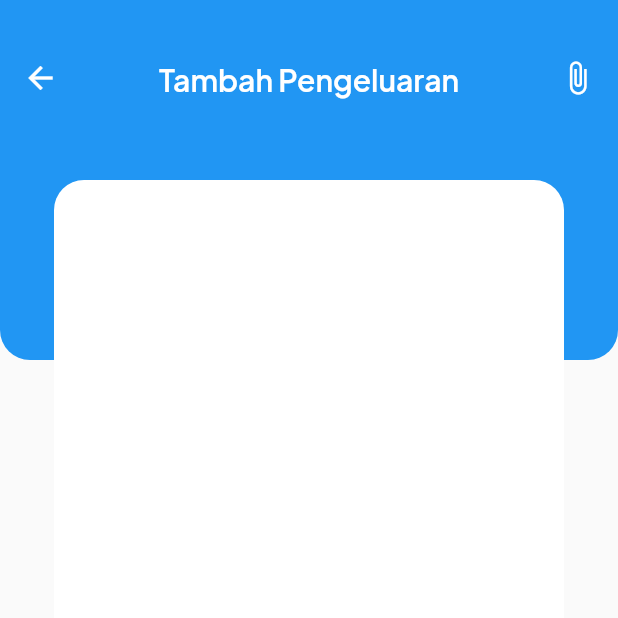
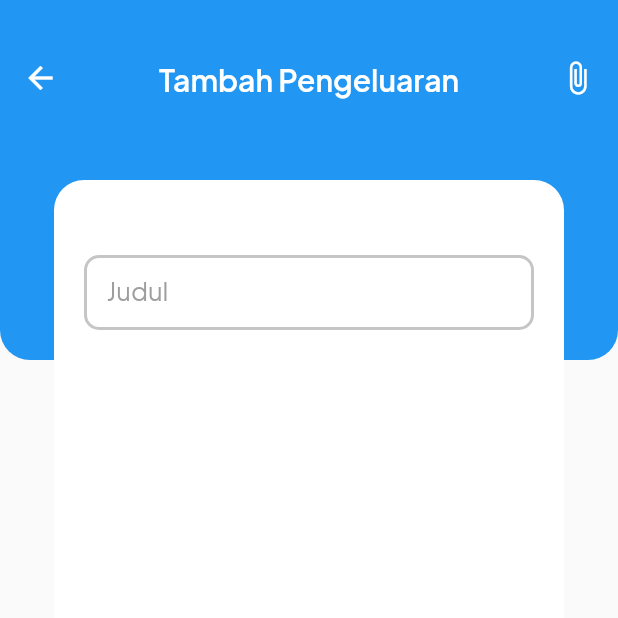
Before and after one commit to BlueRecandy/uang-kita, a Flutter app: the TambahPengeluaranScreen screen opened by its route, on a phone screen of 412 x 824 dp, the top half of it. Run offline on Flutter 3.47's test engine with Material 2 defaults, Android fonts, the phone set to English and light mode, and no system bars; our stand-ins replace heroicons, sizer.

Commit message:
add textfield judul

```diff
--- a/lib/screens/tambah_pengeluaran_screen.dart
+++ b/lib/screens/tambah_pengeluaran_screen.dart
@@ -9,6 +9,11 @@ class TambahPengeluaranScreen extends StatefulWidget {
 }
 
 class _TambahPengeluaranScreenState extends State<TambahPengeluaranScreen> {
+  // Deklarasi variabel untuk textfield judul
+  final TextEditingController expalinC = TextEditingController();
+  // Deklarasi variabel untuk focus node
+  FocusNode ex = FocusNode();
+
   @override
   Widget build(BuildContext context) {
     return Scaffold(
@@ -17,11 +22,11 @@ class _TambahPengeluaranScreenState extends State<TambahPengeluaranScreen> {
           alignment: AlignmentDirectional.center,
           children: [
             // Background Container
-            BackgroundContainer(context),
+            backgroundContainer(context),
             Positioned(
               top: 120,
               // Main Container
-              child: MainContainer(),
+              child: mainContainer(),
             ),
           ],
         ),
@@ -30,7 +35,7 @@ class _TambahPengeluaranScreenState extends State<TambahPengeluaranScreen> {
   }
 
   // Method untuk membuat main container
-  Container MainContainer() {
+  Container mainContainer() {
     return Container(
       decoration: BoxDecoration(
         borderRadius: BorderRadius.circular(20),
@@ -40,16 +45,38 @@ class _TambahPengeluaranScreenState extends State<TambahPengeluaranScreen> {
       width: 340,
       child: Column(
         children: [
-          SizedBox(
-            height: 50,
-          )
+          const SizedBox(height: 50),
+          // textfield judul
+          judul()
         ],
       ),
     );
   }
 
+  // Method untuk membuat textfield judul
+  Padding judul() {
+    return Padding(
+      padding: const EdgeInsets.symmetric(horizontal: 20),
+      child: TextField(
+        focusNode: ex,
+        controller: expalinC,
+        decoration: InputDecoration(
+          contentPadding: EdgeInsets.symmetric(horizontal: 15, vertical: 15),
+          labelText: 'Judul',
+          labelStyle: TextStyle(fontSize: 17, color: Colors.grey.shade500),
+          enabledBorder: OutlineInputBorder(
+              borderRadius: BorderRadius.circular(10),
+              borderSide: BorderSide(width: 2, color: Color(0xffC5C5C5))),
+          focusedBorder: OutlineInputBorder(
+              borderRadius: BorderRadius.circular(10),
+              borderSide: BorderSide(width: 2, color: Color(0xff368983))),
+        ),
+      ),
+    );
+  }
+
   // Method untuk membuat background container
-  Column BackgroundContainer(BuildContext context) {
+  Column backgroundContainer(BuildContext context) {
     return Column(
       children: [
         Container(
```
